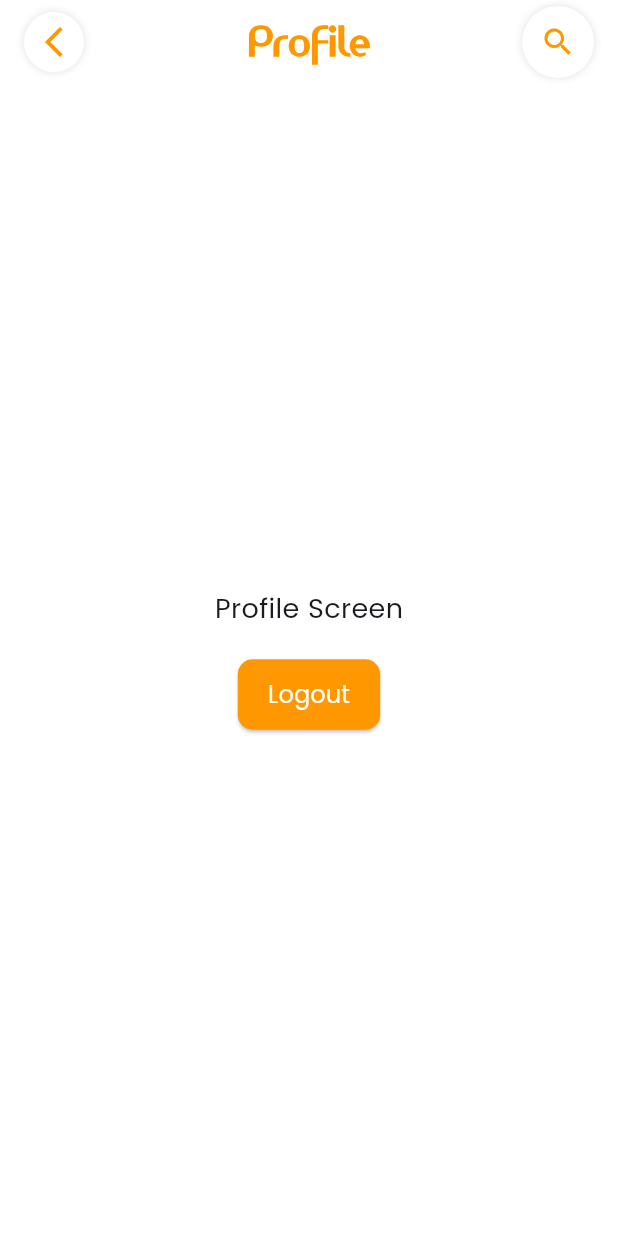
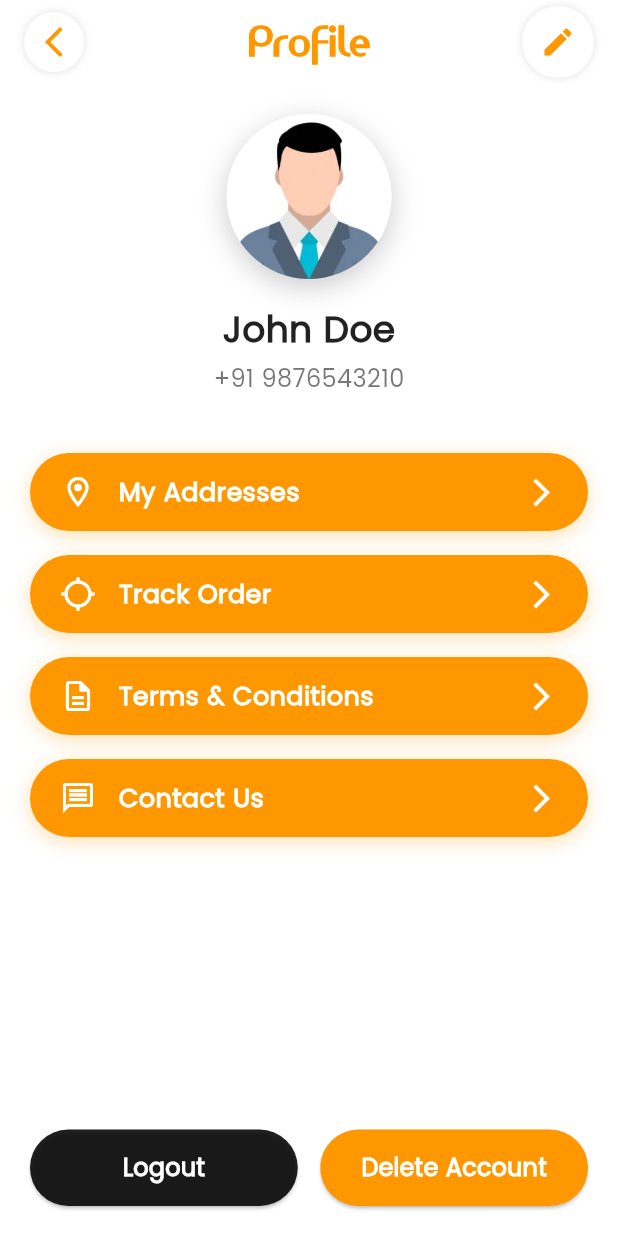
Before and after one commit to dhrumil0406/pizzahubapp, a Flutter app: the ProfileScreen screen opened directly, on a phone screen of 412 x 824 dp. Run offline on Flutter 3.47's test engine with Material 3 defaults, Android fonts, the phone set to English and light mode, and no system bars; our stand-ins replace carousel_slider, shared_preferences; accounts and stored records are empty.

Commit message:
order, orderItem & profile model, profile design

```diff
--- a/lib/main.dart
+++ b/lib/main.dart
@@ -1,6 +1,6 @@
 import 'package:flutter/material.dart';
 import 'screens/splash/splash_screen.dart';
-import 'screens/home/home_screen.dart';
+// import 'screens/home/home_screen.dart';
 
 void main() {
   WidgetsFlutterBinding.ensureInitialized();
--- /dev/null
+++ b/lib/models/orders_model.dart
@@ -0,0 +1,63 @@
+class Order {
+  final String orderid;
+  final int userid;
+  final String fullname;
+  final String email;
+  final String address;
+  final String zip;
+  final String phoneno;
+  final double totalfinalprice;
+  final double discountedtotalprice;
+  final int paymentmethod;
+  final int orderstatus;
+  final DateTime orderdate;
+
+  Order({
+    required this.orderid,
+    required this.userid,
+    required this.fullname,
+    required this.email,
+    required this.address,
+    required this.zip,
+    required this.phoneno,
+    required this.totalfinalprice,
+    required this.discountedtotalprice,
+    required this.paymentmethod,
+    required this.orderstatus,
+    required this.orderdate,
+  });
+
+  factory Order.fromJson(Map<String, dynamic> json) {
+    return Order(
+      orderid: json['orderid']?.toString() ?? '',
+      userid: int.tryParse(json['userid']?.toString() ?? '') ?? 0,
+      fullname: json['fullname']?.toString() ?? '',
+      email: json['email']?.toString() ?? '',
+      address: json['address']?.toString() ?? '',
+      zip: json['zip']?.toString() ?? '',
+      phoneno: json['phoneno']?.toString() ?? '',
+      totalfinalprice: double.tryParse(json['totalfinalprice']?.toString() ?? '') ?? 0.0,
+      discountedtotalprice: double.tryParse(json['discountedtotalprice']?.toString() ?? '') ?? 0.0,
+      paymentmethod: int.tryParse(json['paymentmethod']?.toString() ?? '') ?? 0,
+      orderstatus: int.tryParse(json['orderstatus']?.toString() ?? '') ?? 0,
+      orderdate: DateTime.tryParse(json['orderdate']?.toString() ?? '') ?? DateTime.now(),
+    );
+  }
+
+  Map<String, dynamic> toJson() {
+    return {
+      'orderid': orderid,
+      'userid': userid,
+      'fullname': fullname,
+      'email': email,
+      'address': address,
+      'zip': zip,
+      'phoneno': phoneno,
+      'totalfinalprice': totalfinalprice,
+      'discountedtotalprice': discountedtotalprice,
+      'paymentmethod': paymentmethod,
+      'orderstatus': orderstatus,
+      'orderdate': orderdate.toIso8601String(),
+    };
+  }
+}
--- a/lib/screens/profile/profile_screen.dart
+++ b/lib/screens/profile/profile_screen.dart
@@ -13,6 +13,10 @@ class ProfileScreen extends StatelessWidget {
       MaterialPageRoute(builder: (context) => const LoginScreen()),
           (route) => false,
     );
+  }
+
+  void _deleteAccount(BuildContext context) {
+    // Handle delete account logic
   }
 
   @override
@@ -38,7 +42,11 @@ class ProfileScreen extends StatelessWidget {
               boxShadow: [BoxShadow(color: Colors.black12, blurRadius: 4)],
             ),
             child: IconButton(
-              icon: const Icon(Icons.arrow_back_ios_new_outlined, color: Colors.orange),
+              icon: const Icon(
+                Icons.arrow_back_ios_new_outlined,
+                color: Colors.orange,
+                size: 24,
+              ),
               onPressed: () {
                 Navigator.pushAndRemoveUntil(
                   context,
@@ -67,31 +75,130 @@ class ProfileScreen extends StatelessWidget {
                 boxShadow: [BoxShadow(color: Colors.black12, blurRadius: 4)],
               ),
               child: IconButton(
-                icon: const Icon(Icons.search, color: Colors.orange),
-                onPressed: () {},
+                icon: const Icon(
+                  Icons.edit,
+                  color: Colors.orange,
+                ), // Pencil icon
+                onPressed: () {
+                  // Handle edit profile
+                },
               ),
-            )
+            ),
           ],
         ),
-        body: Center(
+        body: SingleChildScrollView(
+          padding: const EdgeInsets.only(bottom: 100), // leave space for bottom buttons
           child: Column(
-            mainAxisAlignment: MainAxisAlignment.center,
             children: [
+              const SizedBox(height: 20),
+              // Profile image
+              Container(
+                decoration: BoxDecoration(
+                  shape: BoxShape.circle,
+                  boxShadow: [
+                    BoxShadow(
+                      color: Colors.black.withOpacity(0.2),
+                      blurRadius: 15,
+                      offset: const Offset(0, 5),
+                    ),
+                  ],
+                ),
+                child: const CircleAvatar(
+                  radius: 55,
+                  backgroundImage: AssetImage('assets/images/profilePic.jpg'),
+                  backgroundColor: Colors.white,
+                ),
+              ),
+              const SizedBox(height: 16),
+
+              // Name
               const Text(
-                "Profile Screen",
-                style: TextStyle(fontSize: 18, fontWeight: FontWeight.w500),
+                "John Doe",
+                style: TextStyle(
+                  fontSize: 24,
+                  fontWeight: FontWeight.bold,
+                  color: Colors.black87,
+                ),
               ),
-              const SizedBox(height: 20),
-              ElevatedButton(
-                onPressed: () => _logout(context),
-                style: ElevatedButton.styleFrom(
-                  backgroundColor: Colors.orange,
-                  padding: const EdgeInsets.symmetric(horizontal: 20, vertical: 12),
-                  shape: RoundedRectangleBorder(borderRadius: BorderRadius.circular(10)),
+
+              // Phone number
+              const SizedBox(height: 5),
+              const Text(
+                "+91 9876543210",
+                style: TextStyle(fontSize: 16, color: Colors.black54),
+              ),
+
+              const SizedBox(height: 30),
+
+              // Buttons List
+              _buildProfileButton(
+                Icons.location_on_outlined,
+                "My Addresses",
+                Colors.orange,
+              ),
+              _buildProfileButton(
+                Icons.location_searching,
+                "Track Order",
+                Colors.orange,
+              ),
+              _buildProfileButton(
+                Icons.description_outlined,
+                "Terms & Conditions",
+                Colors.orange,
+              ),
+              _buildProfileButton(
+                Icons.message_outlined,
+                "Contact Us",
+                Colors.orange,
+              ),
+            ],
+          ),
+        ),
+
+        // Fixed Bottom Buttons
+        bottomNavigationBar: Padding(
+          padding: const EdgeInsets.all(20),
+          child: Row(
+            children: [
+              Expanded(
+                child: ElevatedButton(
+                  onPressed: () => _logout(context),
+                  style: ElevatedButton.styleFrom(
+                    backgroundColor: Colors.black87,
+                    padding: const EdgeInsets.symmetric(vertical: 14),
+                    shape: RoundedRectangleBorder(
+                      borderRadius: BorderRadius.circular(30),
+                    ),
+                  ),
+                  child: const Text(
+                    "Logout",
+                    style: TextStyle(
+                      color: Colors.white,
+                      fontWeight: FontWeight.bold,
+                      fontSize: 16,
+                    ),
+                  ),
                 ),
-                child: const Text(
-                  "Logout",
-                  style: TextStyle(color: Colors.white, fontSize: 16),
+              ),
+              const SizedBox(width: 15),
+              Expanded(
+                child: ElevatedButton(
+                  onPressed: () => _deleteAccount(context),
+                  style: ElevatedButton.styleFrom(
+                    backgroundColor: Colors.orange,
+                    padding: const EdgeInsets.symmetric(vertical: 14),
+                    shape: RoundedRectangleBorder(
+                      borderRadius: BorderRadius.circular(30),
+                    ),
+                  ),
+                  child: const Text(
+                    "Delete Account",
+                    style: TextStyle(
+                      color: Colors.white,
+                      fontWeight: FontWeight.bold,
+                      fontSize: 16,
+                    ),
+                  ),
                 ),
               ),
             ],
@@ -100,4 +207,51 @@ class ProfileScreen extends StatelessWidget {
       ),
     );
   }
+
+  Widget _buildProfileButton(IconData icon, String title, Color color) {
+    return Padding(
+      padding: const EdgeInsets.symmetric(horizontal: 20, vertical: 8),
+      child: GestureDetector(
+        onTap: () {
+          // Handle navigation
+        },
+        child: Container(
+          padding: const EdgeInsets.symmetric(horizontal: 20, vertical: 14),
+          decoration: BoxDecoration(
+            color: Colors.orange,
+            borderRadius: BorderRadius.circular(30), // pill shape
+            boxShadow: [
+              BoxShadow(
+                color: Colors.orange.withOpacity(0.3),
+                blurRadius: 10,
+                offset: const Offset(0, 3),
+              ),
+            ],
+          ),
+          child: Row(
+            mainAxisAlignment: MainAxisAlignment.start,
+            children: [
+              Icon(icon, color: Colors.white, size: 24),
+              const SizedBox(width: 15),
+              Expanded(
+                child: Text(
+                  title,
+                  style: const TextStyle(
+                    color: Colors.white,
+                    fontSize: 17,
+                    fontWeight: FontWeight.bold,
+                  ),
+                ),
+              ),
+              const Icon(
+                Icons.arrow_forward_ios,
+                size: 22,
+                color: Colors.white,
+              ),
+            ],
+          ),
+        ),
+      ),
+    );
+  }
 }
```
Also changed, not shown: lib/models/order_items_model.dart (added, +41 -0 lines), lib/models/profile_model.dart (added, +39 -0 lines).
